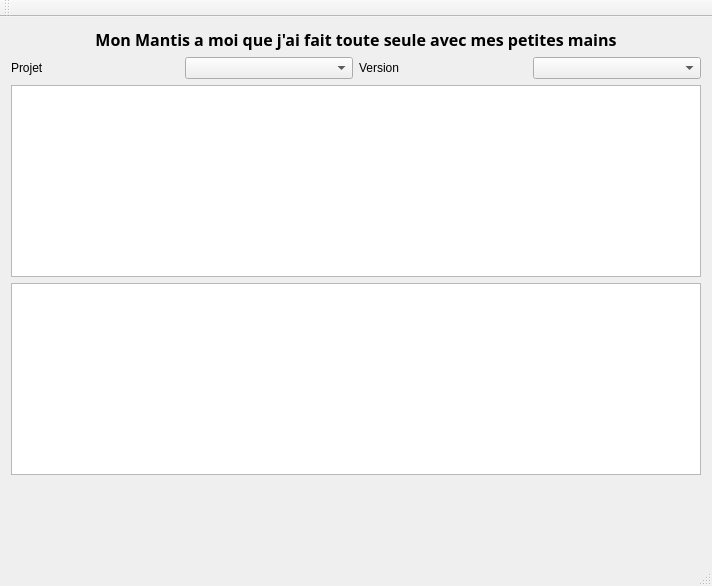
Ambrou/MantisViewerQt, file MantisViewerIHMQt/mantisviewerihmqt.ui: the form before one commit.
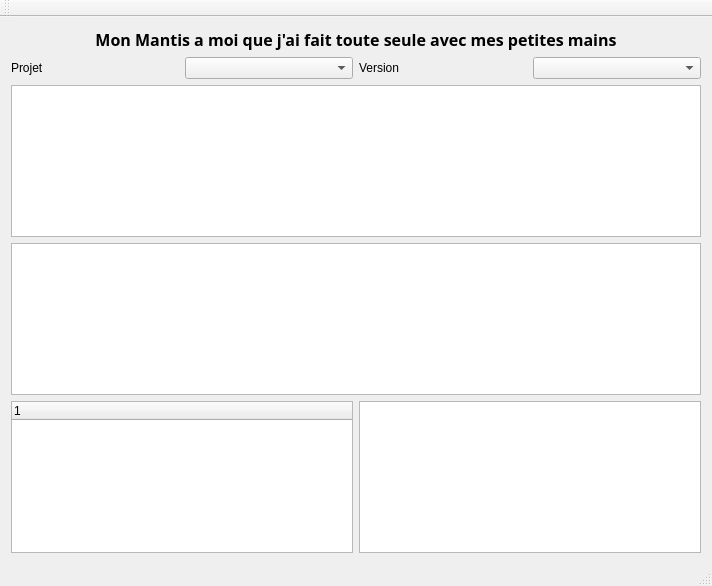
The form after the commit.

The edit to the form file:
```diff
--- a/MantisViewerIHMQt/mantisviewerihmqt.ui
+++ b/MantisViewerIHMQt/mantisviewerihmqt.ui
@@ -58,10 +58,40 @@
      </layout>
     </item>
     <item>
-     <widget class="QTableView" name="tableView"/>
+     <widget class="QTableView" name="tableView">
+      <property name="selectionMode">
+       <enum>QAbstractItemView::SingleSelection</enum>
+      </property>
+      <attribute name="verticalHeaderVisible">
+       <bool>false</bool>
+      </attribute>
+     </widget>
     </item>
     <item>
-     <widget class="QTableWidget" name="tableWidget"/>
+     <widget class="QTableWidget" name="tableWidget">
+      <property name="dragDropMode">
+       <enum>QAbstractItemView::InternalMove</enum>
+      </property>
+      <property name="defaultDropAction">
+       <enum>Qt::MoveAction</enum>
+      </property>
+     </widget>
+    </item>
+    <item>
+     <layout class="QHBoxLayout" name="horizontalLayout_2">
+      <item>
+       <widget class="QTreeWidget" name="treeWidget">
+        <column>
+         <property name="text">
+          <string notr="true">1</string>
+         </property>
+        </column>
+       </widget>
+      </item>
+      <item>
+       <widget class="QTableWidget" name="tableWidget_2"/>
+      </item>
+     </layout>
     </item>
     <item>
      <spacer name="verticalSpacer">
```
